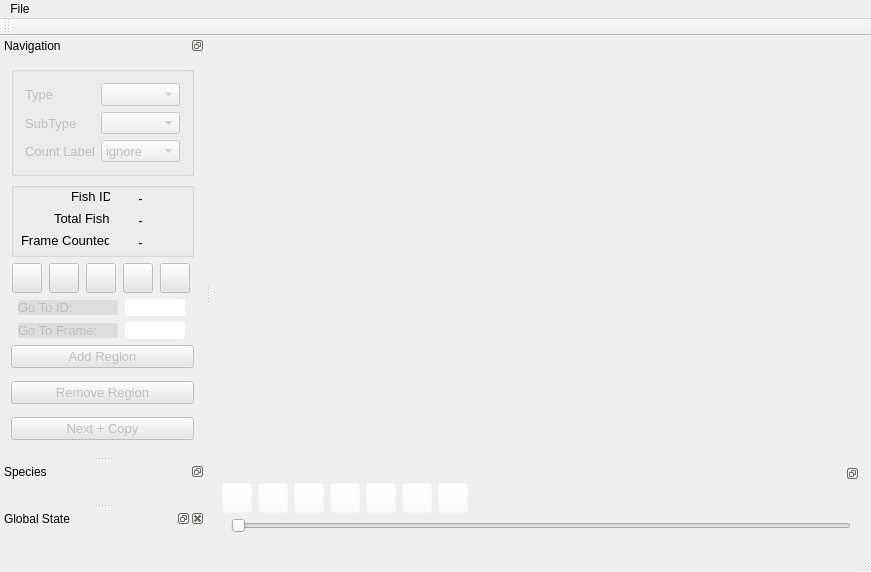
First picture: the form in src/video_annotator/mainwindow.ui, repository cvisionai/Tator-Native, before the edit.
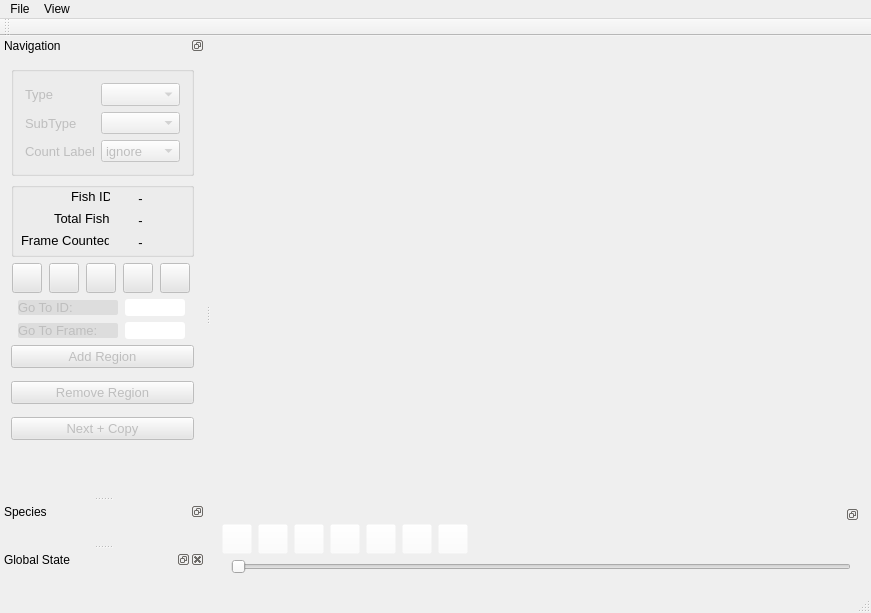
Second picture: the form after the edit.

```diff
--- a/src/video_annotator/mainwindow.ui
+++ b/src/video_annotator/mainwindow.ui
@@ -7,7 +7,7 @@
     <x>0</x>
     <y>0</y>
     <width>871</width>
-    <height>572</height>
+    <height>613</height>
    </rect>
   </property>
   <property name="windowTitle">
@@ -549,7 +549,7 @@
      <x>0</x>
      <y>0</y>
      <width>871</width>
-     <height>21</height>
+     <height>22</height>
     </rect>
    </property>
    <widget class="QMenu" name="menuFile">
@@ -562,7 +562,17 @@
     <addaction name="writeImage"/>
     <addaction name="setMetadata"/>
    </widget>
+   <widget class="QMenu" name="menuView">
+    <property name="title">
+     <string>View</string>
+    </property>
+    <addaction name="viewId"/>
+    <addaction name="viewSpecies"/>
+    <addaction name="viewProbability"/>
+    <addaction name="viewCount"/>
+   </widget>
    <addaction name="menuFile"/>
+   <addaction name="menuView"/>
   </widget>
   <widget class="QToolBar" name="mainToolBar">
    <attribute name="toolBarArea">
```
Left out of the diff: 35 changed lines with no effect on the pictures.
